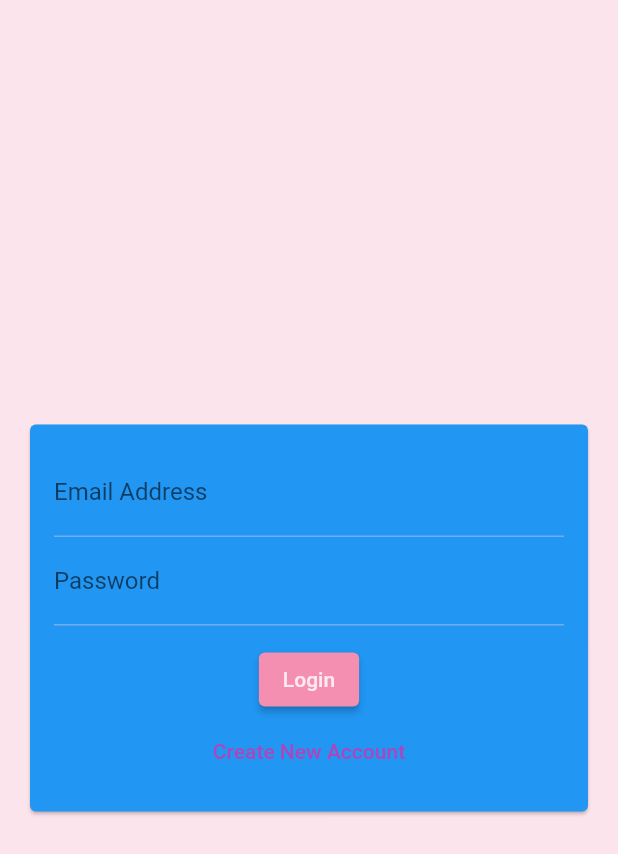
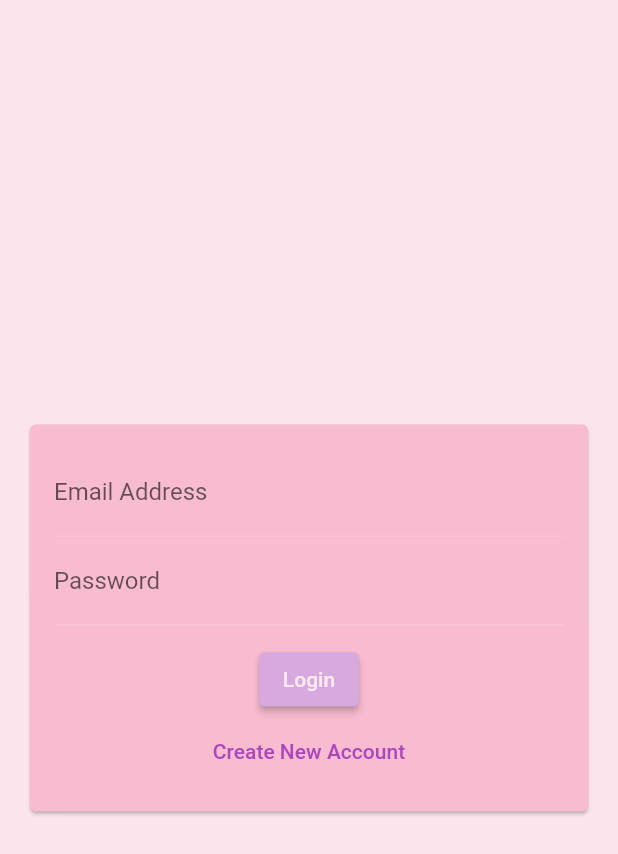
Before and after one commit to abi-chr/chatapp_project, a Flutter app: the screen it shows after launch, on a phone screen of 412 x 824 dp. Shown: the top 854 px of the screen. Run offline on Flutter 3.47's test engine with Material 2 defaults, Android fonts, the light colour scheme and no system bars; our stand-ins replace cloud_firestore, firebase_auth, firebase_core; accounts and stored records are empty.

Commit message:
bug fix/more styling

```diff
--- a/lib/main.dart
+++ b/lib/main.dart
@@ -22,7 +22,7 @@ class MyApp extends StatelessWidget {
       theme: ThemeData(
         // primaryColor: Colors.pink.shade200,
         colorScheme: ColorScheme(
-          primary: Colors.pink.shade200,
+          primary: Colors.pink.shade100,
           onPrimary: Color.lerp(Colors.pink, Colors.white, .9),
           secondary: Colors.purple.shade50,
           onSecondary: Color.lerp(Colors.purple, Colors.white, .6),
--- a/lib/widgets/auth/auth_form.dart
+++ b/lib/widgets/auth/auth_form.dart
@@ -47,7 +47,7 @@ class _AuthFormState extends State<AuthForm> {
   Widget build(BuildContext context) {
     return Center(
       child: Card(
-        color: Theme.of(context).primaryColor,
+        color: Theme.of(context).colorScheme.primary,
         margin: EdgeInsets.all(20.0),
         child: SingleChildScrollView(
           child: Padding(
@@ -103,6 +103,9 @@ class _AuthFormState extends State<AuthForm> {
                   if (widget.isLoading) CircularProgressIndicator(),
                   if (!widget.isLoading)
                     ElevatedButton(
+                      style: ElevatedButton.styleFrom(
+                        primary: Theme.of(context).colorScheme.onSecondary,
+                      ),
                       child: Text(_isLogin ? 'Login' : 'Signup'),
                       onPressed: _trySubmit,
                     ),
--- a/lib/widgets/chat/messages.dart
+++ b/lib/widgets/chat/messages.dart
@@ -1,4 +1,4 @@
-import 'dart:html';
+// import 'dart:html';
 
 import 'package:cloud_firestore/cloud_firestore.dart';
 import 'package:firebase_auth/firebase_auth.dart';
```
